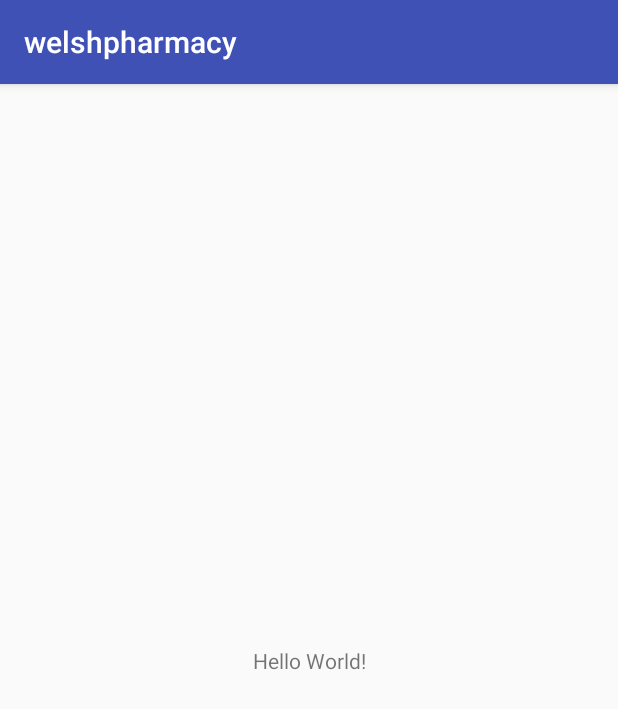
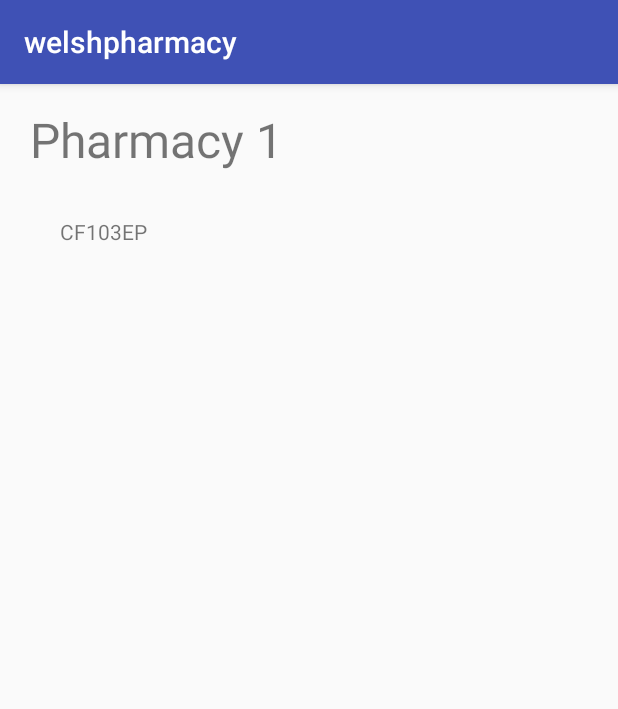
Before and after one commit to mohammedtaz54/PharmacyApp, an Android app: the screen it shows after launch (MainActivity before the commit, PharmacyView after it), on a phone screen of 412 x 824 dp. Shown: the top 709 px of the screen. Run offline under Robolectric (Android 15) with nearby library versions, the light colour scheme and no system bars.

Commit message:
TaigaStory26

```diff
--- a/app/src/main/AndroidManifest.xml
+++ b/app/src/main/AndroidManifest.xml
@@ -16,6 +16,7 @@
                 <category android:name="android.intent.category.LAUNCHER" />
             </intent-filter>
         </activity>
+        <activity android:name=".PharmacyView"></activity>
     </application>
 
 </manifest>
--- a/app/src/main/java/com/nsa/clientproject/welshpharmacy/MainActivity.java
+++ b/app/src/main/java/com/nsa/clientproject/welshpharmacy/MainActivity.java
@@ -1,5 +1,6 @@
 package com.nsa.clientproject.welshpharmacy;
 
+import android.content.Intent;
 import android.support.v7.app.AppCompatActivity;
 import android.os.Bundle;
 
@@ -9,5 +10,7 @@ public class MainActivity extends AppCompatActivity {
     protected void onCreate(Bundle savedInstanceState) {
         super.onCreate(savedInstanceState);
         setContentView(R.layout.activity_main);
+        Intent i = new Intent(this,PharmacyView.class);
+        startActivity(i);
     }
 }
--- /dev/null
+++ b/app/src/main/java/com/nsa/clientproject/welshpharmacy/PharmacyView.java
@@ -0,0 +1,28 @@
+package com.nsa.clientproject.welshpharmacy;
+
+import android.support.v7.app.AppCompatActivity;
+import android.os.Bundle;
+import android.widget.TextView;
+
+import com.nsa.clientproject.welshpharmacy.models.Pharmacy;
+import com.nsa.clientproject.welshpharmacy.models.PharmacyList;
+
+public class PharmacyView extends AppCompatActivity {
+
+    @Override
+    protected void onCreate(Bundle savedInstanceState) {
+        super.onCreate(savedInstanceState);
+        setContentView(R.layout.pharmacy_view);
+        PharmacyList pharmacyList = new PharmacyList();
+        pharmacyList.updatePharmacies();
+        Pharmacy pharmacy = pharmacyList.getPharmacies().get(0);
+
+        //Change Text in name text field in single pharmacy view
+        TextView singleName=(TextView)findViewById(R.id.single_name);
+        singleName.setText(pharmacy.getName());
+
+        //Change Text in location text field in single pharmacy view
+        TextView singleLocation=(TextView)findViewById(R.id.single_location);
+        singleLocation.setText(pharmacy.getLocation());
+    }
+}
--- /dev/null
+++ b/app/src/main/res/layout/pharmacy_view.xml
@@ -0,0 +1,31 @@
+<?xml version="1.0" encoding="utf-8"?>
+<android.support.v7.widget.LinearLayoutCompat xmlns:android="http://schemas.android.com/apk/res/android"
+    xmlns:app="http://schemas.android.com/apk/res-auto"
+    android:orientation="vertical"
+    xmlns:tools="http://schemas.android.com/tools"
+    android:layout_width="match_parent"
+    android:layout_height="match_parent"
+    tools:context="com.nsa.clientproject.welshpharmacy.PharmacyView">
+
+    <TextView
+        android:id="@+id/single_name"
+        android:layout_width="wrap_content"
+        android:layout_height="wrap_content"
+        android:text="Name"
+        android:textSize="32sp"
+        tools:layout_editor_absoluteX="154dp"
+        tools:layout_editor_absoluteY="1dp"
+        android:layout_marginTop="15dp"
+        android:layout_marginBottom="30dp"
+        android:layout_marginLeft="20dp"/>
+
+
+    <TextView
+        android:id="@+id/single_location"
+        android:layout_width="wrap_content"
+        android:layout_height="wrap_content"
+        android:text="Location"
+        tools:layout_editor_absoluteX="189dp"
+        tools:layout_editor_absoluteY="309dp"
+        android:layout_marginLeft="40dp"/>
+</android.support.v7.widget.LinearLayoutCompat>
```
